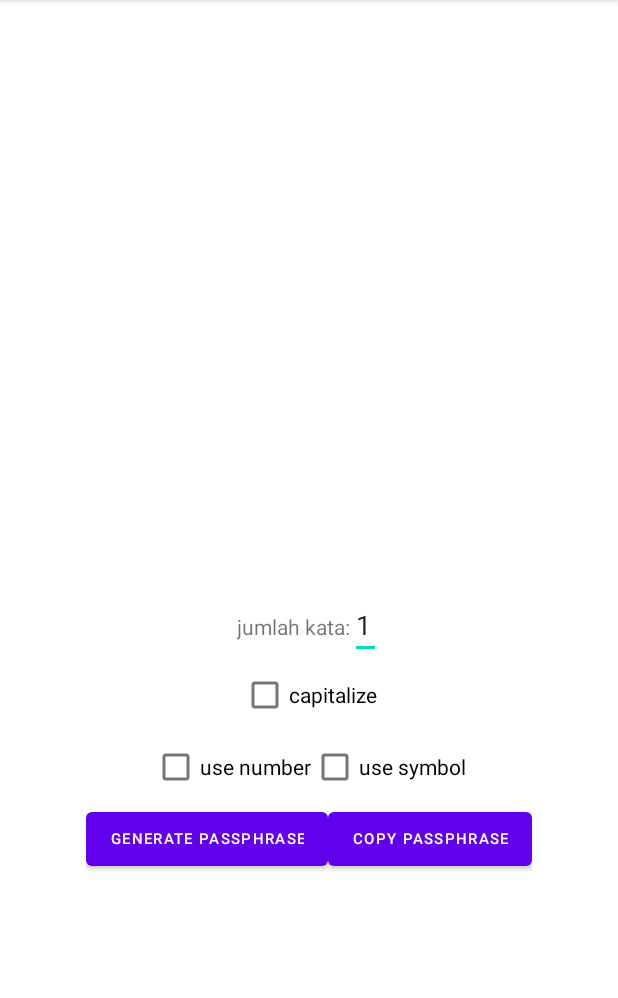
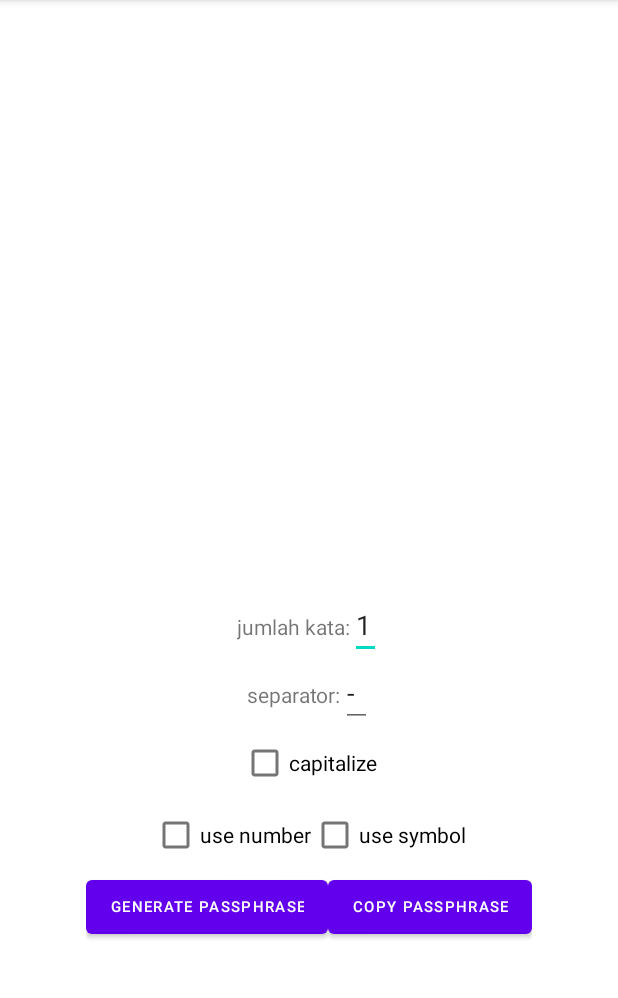
Before and after one commit to nugroho-s/PassphraseGeneratorIndo, an Android app: the screen it shows after launch (MainActivity), after a tap on "GENERATE PASSPHRASE", on a phone screen of 412 x 824 dp, the part 84-1082 px from its top. Run offline under Robolectric (Android 15) with nearby library versions, the phone set to English and light mode, and no system bars.

Commit message:
separator & validator

```diff
--- a/app/src/main/java/com/nugsky/passphrasegenerator/MainActivity.kt
+++ b/app/src/main/java/com/nugsky/passphrasegenerator/MainActivity.kt
@@ -6,6 +6,7 @@ import android.os.Bundle
 import android.util.Log
 import android.widget.*
 import androidx.appcompat.app.AppCompatActivity
+import com.nugsky.passphrasegenerator.util.Validator
 import kotlinx.coroutines.CoroutineScope
 import kotlinx.coroutines.Dispatchers
 import kotlinx.coroutines.launch
@@ -29,16 +30,24 @@ class MainActivity : AppCompatActivity() {
         val numberCheckBox = findViewById<CheckBox>(R.id.useNumberCheckBox)
         val capitalizeCheckBox = findViewById<CheckBox>(R.id.capitalizeCheckBox)
         val symbolCheckBox = findViewById<CheckBox>(R.id.useSymbolCheckBox)
+        val separatorInputText = findViewById<EditText>(R.id.separatorInputText)
 
         val copyButton = findViewById<Button>(R.id.copyButton)
 
         generatorButton.setOnClickListener {
             CoroutineScope(Dispatchers.IO).launch {
+                if (!Validator.validateParameters(numberInputText)) {
+                    withContext(Dispatchers.Main) {
+                        Toast.makeText(this@MainActivity, "invalid parameter", Toast.LENGTH_SHORT).show()
+                    }
+                    return@launch
+                }
+                val separator = if (separatorInputText.text.isEmpty()) "" else separatorInputText.text.toString()[0].toString()
+                val wordCount = numberInputText.text.toString().toInt()
                 val isCapitalize = capitalizeCheckBox.isChecked
                 val isAddNumber = numberCheckBox.isChecked
                 val isAddSymbol = symbolCheckBox.isChecked
-                val wordCount = numberInputText.text.toString().toInt()
-                val result = getPassphrase(wordCount, isCapitalize, isAddNumber, isAddSymbol)
+                val result = getPassphrase(separator, wordCount, isCapitalize, isAddNumber, isAddSymbol)
                 withContext(Dispatchers.Main) {
                     passphraseTextView.text = result
                 }
@@ -52,7 +61,7 @@ class MainActivity : AppCompatActivity() {
         }
     }
 
-    private suspend fun getPassphrase(wordCount: Int, isCapitalize: Boolean, isAddNumber: Boolean, isAddSymbol: Boolean): String {
+    private suspend fun getPassphrase(separator: String, wordCount: Int, isCapitalize: Boolean, isAddNumber: Boolean, isAddSymbol: Boolean): String {
         val symbols = "!\"#\$%&\\'()*+,-./:;<=>?@[\\\\]^_`{|}~"
 
         val reader : BufferedReader
@@ -84,7 +93,7 @@ class MainActivity : AppCompatActivity() {
             selectedWords[i] = selectedWords[i] + randomSymbol
         }
 
-        return selectedWords.joinToString("-")
+        return selectedWords.joinToString(separator)
     }
 
     private suspend fun getRandomSubList(words: List<Any>, num: Int): List<Any> {
--- /dev/null
+++ b/app/src/main/java/com/nugsky/passphrasegenerator/util/Validator.kt
@@ -0,0 +1,11 @@
+package com.nugsky.passphrasegenerator.util
+
+import android.widget.EditText
+
+class Validator {
+    companion object {
+        fun validateParameters(wordCount: EditText): Boolean {
+            return !wordCount.text.isEmpty() && wordCount.text.toString().toInt() > 0
+        }
+    }
+}
--- a/app/src/main/res/layout/activity_main.xml
+++ b/app/src/main/res/layout/activity_main.xml
@@ -31,12 +31,27 @@
     />
   </androidx.appcompat.widget.LinearLayoutCompat>
 
+  <androidx.appcompat.widget.LinearLayoutCompat android:layout_width="wrap_content"
+                                                android:layout_height="wrap_content"
+                                                app:layout_constraintLeft_toLeftOf="parent"
+                                                app:layout_constraintRight_toRightOf="parent"
+                                                app:layout_constraintTop_toBottomOf="@id/wordsCountLayout"
+                                                android:id="@+id/separatorLayout">
+    <TextView android:layout_width="wrap_content" android:layout_height="wrap_content" android:text="separator:"/>
+    <EditText android:layout_width="wrap_content"
+              android:layout_height="wrap_content"
+              android:inputType="text"
+              android:id="@+id/separatorInputText"
+              android:text="-"
+    />
+  </androidx.appcompat.widget.LinearLayoutCompat>
+
   <CheckBox android:layout_width="wrap_content" android:layout_height="wrap_content"
             android:text="capitalize"
             android:id="@+id/capitalizeCheckBox"
             app:layout_constraintLeft_toLeftOf="parent"
             app:layout_constraintRight_toRightOf="parent"
-            app:layout_constraintTop_toBottomOf="@id/wordsCountLayout"/>
+            app:layout_constraintTop_toBottomOf="@id/separatorLayout"/>
 
   <androidx.appcompat.widget.LinearLayoutCompat android:layout_width="wrap_content"
                                                 android:layout_height="wrap_content"
```
